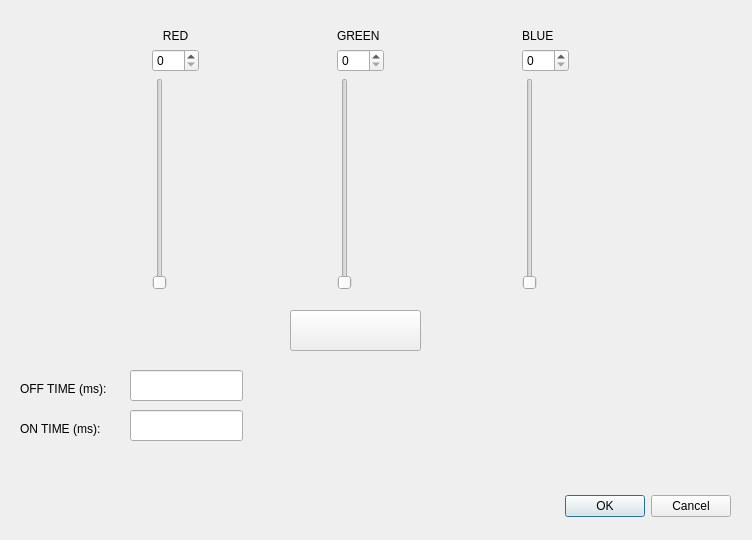
harunresit/Led-Array-Manager-V1.0, file Modules/Screens/animationrgb.ui: the form before one commit.
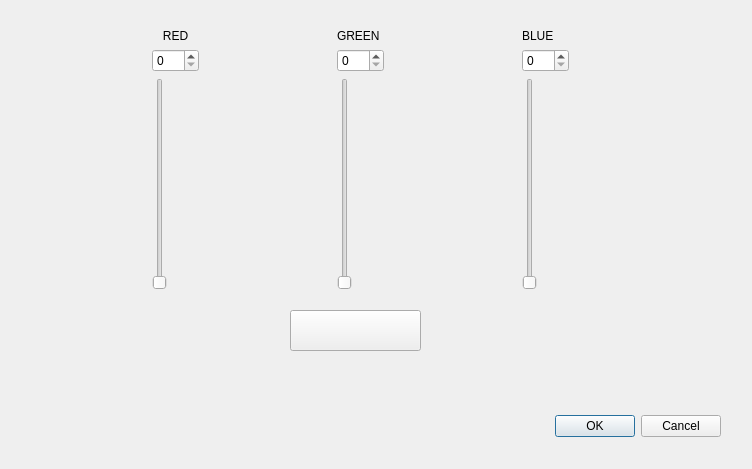
The form after the commit.

Patch:
```diff
--- a/Modules/Screens/animationrgb.ui
+++ b/Modules/Screens/animationrgb.ui
@@ -7,7 +7,7 @@
     <x>0</x>
     <y>0</y>
     <width>752</width>
-    <height>540</height>
+    <height>469</height>
    </rect>
   </property>
   <property name="windowTitle">
@@ -16,8 +16,8 @@
   <widget class="QDialogButtonBox" name="buttonBox">
    <property name="geometry">
     <rect>
-     <x>390</x>
-     <y>490</y>
+     <x>380</x>
+     <y>410</y>
      <width>341</width>
      <height>32</height>
     </rect>
@@ -132,52 +132,6 @@
     <string/>
    </property>
   </widget>
-  <widget class="QLabel" name="label_4">
-   <property name="geometry">
-    <rect>
-     <x>20</x>
-     <y>380</y>
-     <width>111</width>
-     <height>17</height>
-    </rect>
-   </property>
-   <property name="text">
-    <string>OFF TIME (ms):</string>
-   </property>
-  </widget>
-  <widget class="QLineEdit" name="lineEdit">
-   <property name="geometry">
-    <rect>
-     <x>130</x>
-     <y>370</y>
-     <width>113</width>
-     <height>31</height>
-    </rect>
-   </property>
-  </widget>
-  <widget class="QLineEdit" name="lineEdit_2">
-   <property name="geometry">
-    <rect>
-     <x>130</x>
-     <y>410</y>
-     <width>113</width>
-     <height>31</height>
-    </rect>
-   </property>
-  </widget>
-  <widget class="QLabel" name="label_5">
-   <property name="geometry">
-    <rect>
-     <x>20</x>
-     <y>420</y>
-     <width>111</width>
-     <height>17</height>
-    </rect>
-   </property>
-   <property name="text">
-    <string>ON TIME (ms):</string>
-   </property>
-  </widget>
  </widget>
  <resources/>
  <connections>
```
